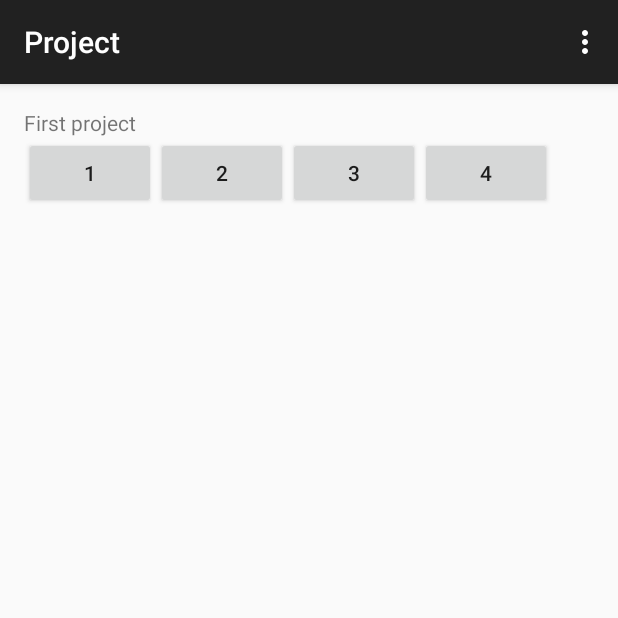
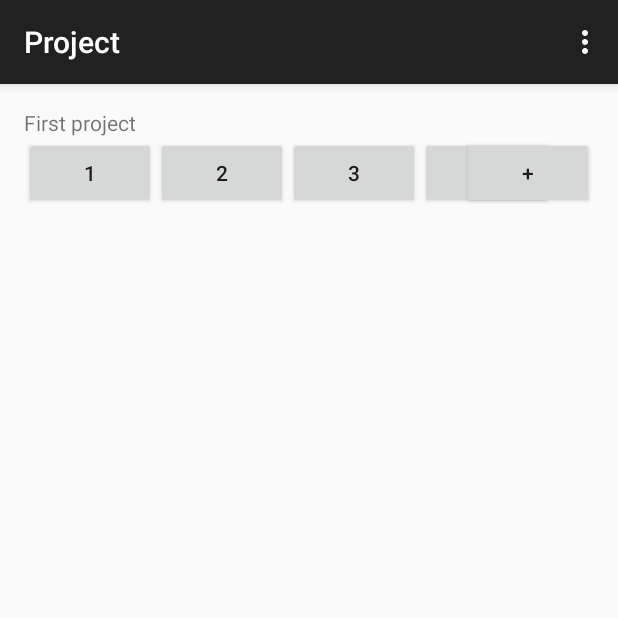
Before and after one commit to ngirardin/graveyard_bob, an Android app: the screen it shows after launch (ProjectActivity), after a tap on an icon or button, on a phone screen of 412 x 824 dp, the top half of it. Run offline under Robolectric (Android 15) with nearby library versions, the phone set to English and light mode, and no system bars.

Commit message:
Adding the new button + background on selected button

```diff
--- a/app/src/main/java/fr/dmconcept/bob/activities/ProjectActivity.java
+++ b/app/src/main/java/fr/dmconcept/bob/activities/ProjectActivity.java
@@ -82,7 +82,7 @@ public class ProjectActivity extends ActionBarActivity {
             this.project = Projects.findById(projectId);
 
             updateProjectName(rootView);
-            updateTimeline   (rootView);
+            createTimeline(rootView);
 
             return rootView;
         }
@@ -92,9 +92,21 @@ public class ProjectActivity extends ActionBarActivity {
                 .setText(project.name);
         }
 
-        private void updateTimeline(View view) {
+        private void createTimeline(View view) {
 
             LinearLayout timeline = (LinearLayout) view.findViewById(R.id.timeline);
+
+            // Set the listener on the "new" button
+            view
+                .findViewById(R.id.newStep)
+                .setOnClickListener(new View.OnClickListener() {
+                    @Override
+                    public void onClick(View v) {
+                        AlertDialog.Builder d = new AlertDialog.Builder(getActivity());
+                        d.setMessage("new step");
+                        d.show();
+                    }
+                });
 
             // Create the timeline positions
             for (int i = 0; i < project.steps.length; i++) {
@@ -105,19 +117,27 @@ public class ProjectActivity extends ActionBarActivity {
                 button.setOnClickListener(new View.OnClickListener() {
 
                     @Override
-                    public void onClick(View v) {
+                    public void onClick(View button) {
 
-                        Object id = v.getTag();
+                        // Set the active background on the button
+                        LinearLayout timeline  = (LinearLayout) button.getParent();
+
+                        for (int b = 0; b < timeline.getChildCount(); b++)
+                            timeline.getChildAt(b).setBackgroundResource(android.R.drawable.btn_default);
+
+                        button.setBackgroundColor(getResources().getColor(android.R.color.holo_green_light));
+
+                        // Get the button ID
+                        int id = (Integer) button.getTag();
 
                         AlertDialog.Builder d = new AlertDialog.Builder(getActivity());
-                        d.setMessage("Button " + id.toString());
+                        d.setMessage("Button " + id);
                         d.show();
 
                     }
                 });
 
                 timeline.addView(button);
-
             }
 
         }
--- a/app/src/main/res/layout/fragment_project.xml
+++ b/app/src/main/res/layout/fragment_project.xml
@@ -15,12 +15,23 @@
         android:layout_height="wrap_content"
         android:text="@string/hello_world" />
 
-    <LinearLayout
-        android:orientation="horizontal"
+    <RelativeLayout
         android:layout_width="fill_parent"
-        android:layout_height="50dp"
-        android:id="@+id/timeline">
+        android:layout_height="50dp">
 
-    </LinearLayout>
+        <LinearLayout
+            android:orientation="horizontal"
+            android:layout_width="wrap_content"
+            android:layout_height="50dp"
+            android:id="@+id/timeline">
+        </LinearLayout>
+
+        <Button
+            android:layout_width="wrap_content"
+            android:layout_height="wrap_content"
+            android:text="+"
+            android:id="@+id/newStep"
+            android:layout_alignParentEnd="true" />
+    </RelativeLayout>
 
 </LinearLayout>
```
Also changed, not shown: 1 other file.
